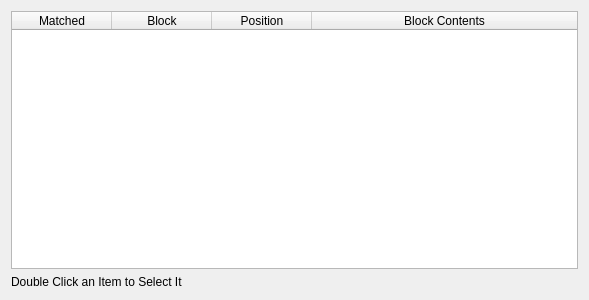
UnkindledTwo/TreeNotes, file Dialogs/searchresultdialog.ui: the form before one commit.
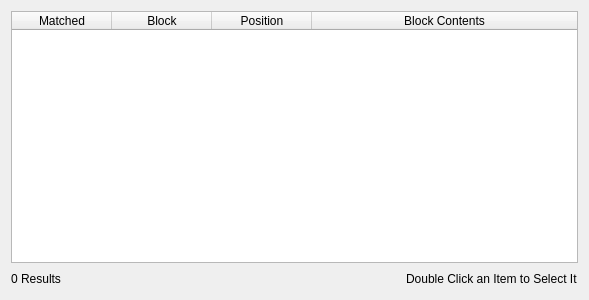
The form after the commit.

```diff
--- a/Dialogs/searchresultdialog.ui
+++ b/Dialogs/searchresultdialog.ui
@@ -19,12 +19,18 @@
      <property name="editTriggers">
       <set>QAbstractItemView::NoEditTriggers</set>
      </property>
+     <property name="alternatingRowColors">
+      <bool>true</bool>
+     </property>
      <property name="selectionMode">
       <enum>QAbstractItemView::SingleSelection</enum>
      </property>
      <property name="selectionBehavior">
       <enum>QAbstractItemView::SelectRows</enum>
      </property>
+     <property name="showGrid">
+      <bool>false</bool>
+     </property>
      <property name="cornerButtonEnabled">
       <bool>false</bool>
      </property>
@@ -40,6 +46,9 @@
      <attribute name="horizontalHeaderStretchLastSection">
       <bool>true</bool>
      </attribute>
+     <attribute name="verticalHeaderVisible">
+      <bool>false</bool>
+     </attribute>
      <column>
       <property name="text">
        <string>Matched</string>
@@ -63,11 +72,35 @@
     </widget>
    </item>
    <item row="1" column="0">
+    <layout class="QHBoxLayout" name="horizontalLayout">
+     <item>
+      <widget class="QLabel" name="resLbl">
+       <property name="text">
+        <string>0 Results</string>
+       </property>
+      </widget>
+     </item>
+     <item>
+      <spacer name="horizontalSpacer">
+       <property name="orientation">
+        <enum>Qt::Horizontal</enum>
+       </property>
+       <property name="sizeHint" stdset="0">
+        <size>
+         <width>40</width>
+         <height>20</height>
+        </size>
+       </property>
+      </spacer>
+     </item>
+     <item>
     <widget class="QLabel" name="label">
      <property name="text">
       <string>Double Click an Item to Select It</string>
      </property>
     </widget>
+     </item>
+    </layout>
    </item>
   </layout>
  </widget>
```
Left out of the diff: 3 changed lines with no effect on the pictures. Lines whose indentation alone changed are shown as unchanged.
